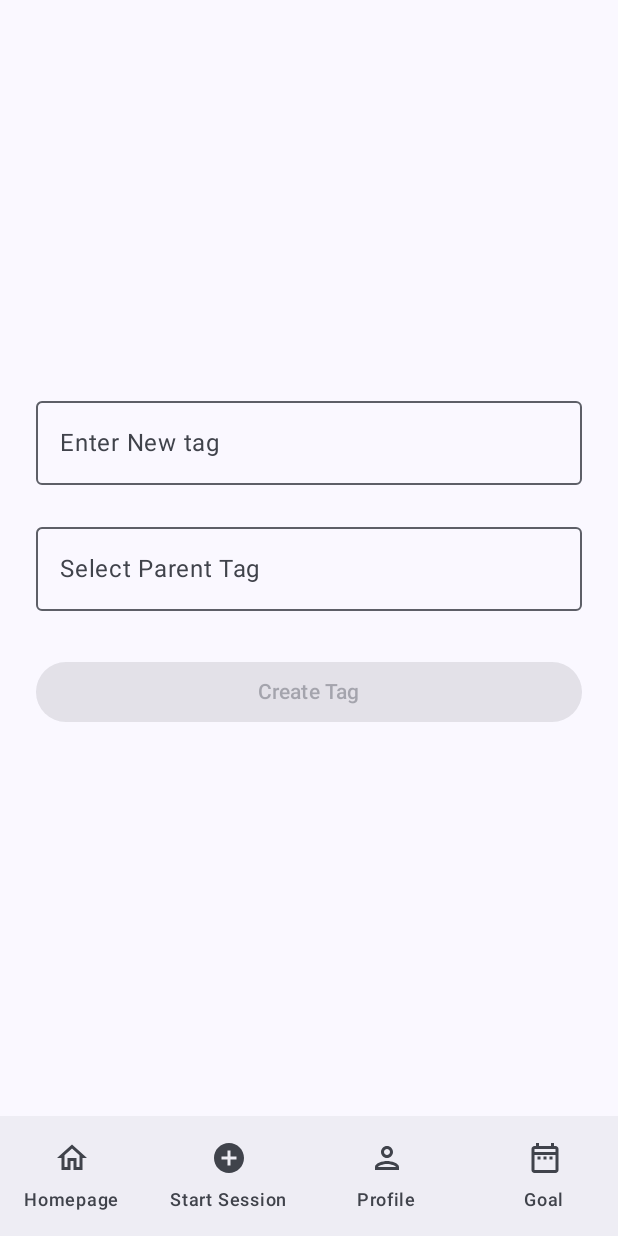
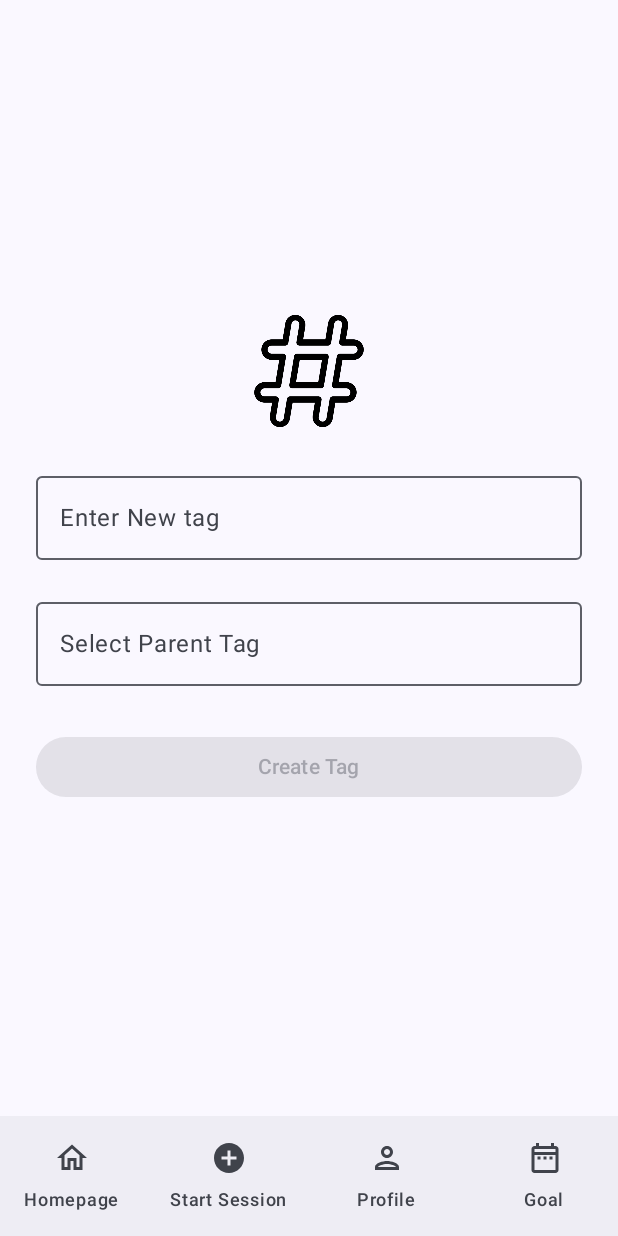
Before and after one commit to Nosver/FocusLit, an Android app built with Jetpack Compose: the AddTagScreen screen opened through its navigation route, on a phone screen of 412 x 824 dp. Run offline under Robolectric (Android 15) with nearby library versions, the phone set to English and light mode, and no system bars; our stand-ins replace Dagger/Hilt's generated code; network calls fail.

Commit message:
Add Hastag

```diff
--- a/FocusLit-Android/app/src/main/java/com/focus/lit/ui/view/AddTagScreen.kt
+++ b/FocusLit-Android/app/src/main/java/com/focus/lit/ui/view/AddTagScreen.kt
@@ -1,30 +1,29 @@
 package com.focus.lit.ui.view
 
 import android.widget.Toast
-import androidx.compose.foundation.layout.Arrangement
-import androidx.compose.foundation.layout.Column
-import androidx.compose.foundation.layout.Spacer
-import androidx.compose.foundation.layout.fillMaxSize
-import androidx.compose.foundation.layout.fillMaxWidth
-import androidx.compose.foundation.layout.height
-import androidx.compose.foundation.layout.padding
+import androidx.compose.foundation.Image
+import androidx.compose.foundation.layout.*
 import androidx.compose.material3.OutlinedTextField
 import androidx.compose.material3.Text
 import androidx.compose.runtime.Composable
 import androidx.compose.runtime.LaunchedEffect
 import androidx.compose.ui.Alignment
 import androidx.compose.ui.Modifier
+import androidx.compose.ui.layout.ContentScale
 import androidx.compose.ui.platform.LocalContext
+import androidx.compose.ui.res.painterResource
 import androidx.compose.ui.unit.dp
 import androidx.hilt.navigation.compose.hiltViewModel
 import androidx.navigation.NavController
+import com.focus.lit.R
 import com.focus.lit.ui.components.GenericButton
 import com.focus.lit.ui.components.GenericDropdownMenuContent
 import com.focus.lit.ui.viewmodel.AddTagViewModel
 
 @Composable
-fun AddTagScreen(navController: NavController, viewModel: AddTagViewModel = hiltViewModel()){
+fun AddTagScreen(navController: NavController, viewModel: AddTagViewModel = hiltViewModel()) {
     val context = LocalContext.current
+
     LaunchedEffect(viewModel.errorMessage) {
         viewModel.errorMessage?.let {
             Toast.makeText(context, it, Toast.LENGTH_SHORT).show()
@@ -32,26 +31,53 @@ fun AddTagScreen(navController: NavController, viewModel: AddTagViewModel = hilt
         }
     }
 
-    Column(modifier = Modifier.fillMaxSize().padding(horizontal = 24.dp, vertical = 20.dp), horizontalAlignment = Alignment.CenterHorizontally, verticalArrangement = Arrangement.Center) {
+    Column(
+        modifier = Modifier
+            .fillMaxSize()
+            .padding(horizontal = 24.dp),
+        horizontalAlignment = Alignment.CenterHorizontally,
+        verticalArrangement = Arrangement.Center
+    ) {
+        Image(
+            painter = painterResource(id = R.drawable.tag_icon),
+            contentDescription = "Tag Icon",
+            modifier = Modifier
+                .height(100.dp)
+                .padding(bottom = 24.dp),
+            contentScale = ContentScale.Fit
+        )
+
         OutlinedTextField(
             value = viewModel.newTag,
             onValueChange = { viewModel.newTag = it },
             label = { Text("Enter New tag") },
             modifier = Modifier.fillMaxWidth()
         )
+
         Spacer(modifier = Modifier.height(20.dp))
+
         OutlinedTextField(
             value = viewModel.searchQuery,
             onValueChange = { viewModel.updateSearchQuery(it) },
             label = { Text("Select Parent Tag") },
             modifier = Modifier.fillMaxWidth()
         )
-        GenericDropdownMenuContent(options = viewModel.filteredTags, query = viewModel.searchQuery){
+
+        GenericDropdownMenuContent(options = viewModel.filteredTags, query = viewModel.searchQuery) {
             viewModel.selectParentTag(it)
         }
+
         Spacer(modifier = Modifier.height(30.dp))
-        GenericButton(text = "Create Tag", modifier = Modifier.fillMaxWidth(), enabled = (viewModel.newTag.isNotEmpty() && viewModel.parentTag.isNotEmpty()), onClick =  { viewModel.createTag{
-            Toast.makeText(context, "Tag created successfully", Toast.LENGTH_SHORT).show()
-        }})
+
+        GenericButton(
+            text = "Create Tag",
+            modifier = Modifier.fillMaxWidth(),
+            enabled = viewModel.newTag.isNotEmpty() && viewModel.parentTag.isNotEmpty(),
+            onClick = {
+                viewModel.createTag {
+                    Toast.makeText(context, "Tag created successfully", Toast.LENGTH_SHORT).show()
+                }
+            }
+        )
     }
 }
```
Also changed, not shown: FocusLit-Android/app/src/main/res/drawable/tag_icon.png (added).
